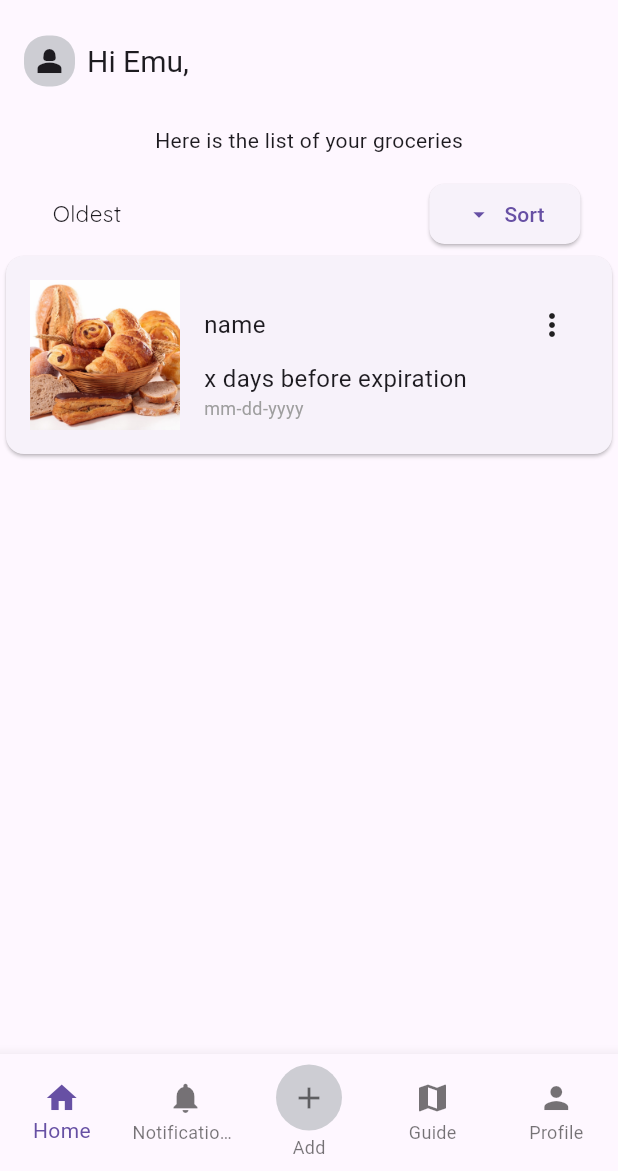
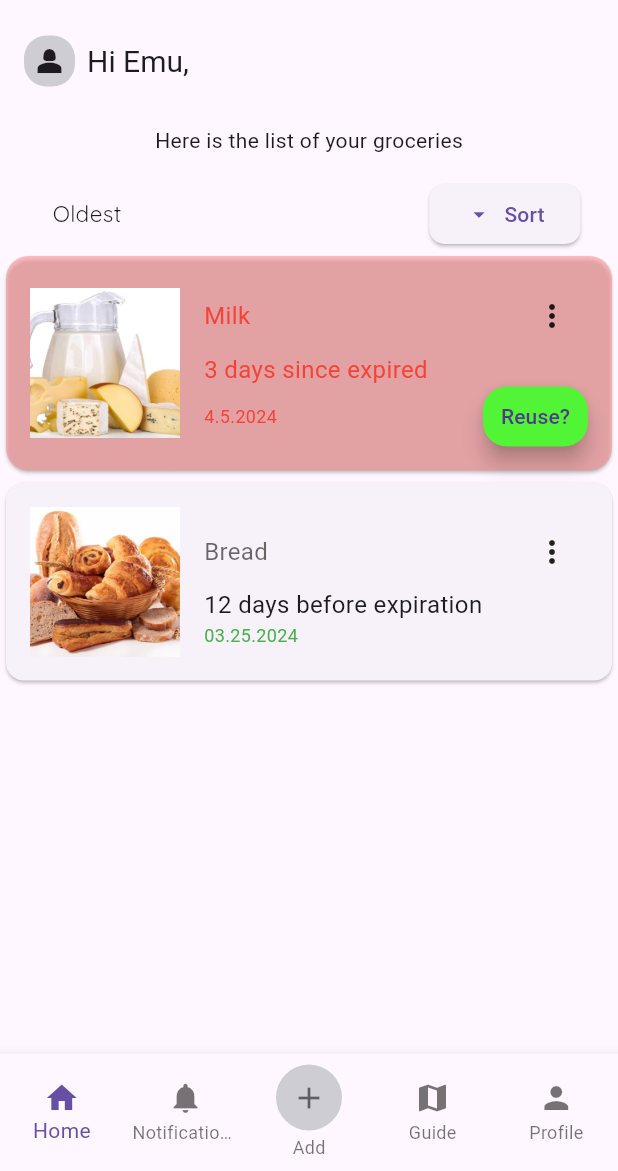
Before and after one commit to Quinxie51/ExpiRo-App, a Flutter app: the screen it shows after launch, after a tap on "Sort", on a phone screen of 412 x 824 dp, the part 65-1236 px from its top. Run offline on Flutter 3.47's test engine with Material 3 defaults, Android fonts, the phone set to English and light mode, and no system bars; our stand-ins replace camera, csv, image_picker, line_awesome_flutter, permission_handler.

Commit message:
changes in the home page and changed the camera icon

```diff
--- /dev/null
+++ b/assets/savedata.csv
@@ -0,0 +1,7 @@
+Name,Email
+John Doe,johndoe@example.com
+John Doe,johndoe@example.com
+John Smith,johnsmith@example.com
+Jane Smith,janesmith@example.com
+Michael Johnson,michaeljohnson@example.com
+Emily Davis,emilydavis@example.com
--- a/lib/add.dart
+++ b/lib/add.dart
@@ -210,8 +210,9 @@ class _MyAddScreenState extends State<MyAddScreen> {
           ),
         ),
         Positioned(
-          bottom: 20.0,
-          right: 20.0,
+          bottom: 70.0,
+          right: 70.0,
+          width: 140,
           child: InkWell(
             onTap: () {
               showModalBottomSheet(
@@ -219,9 +220,9 @@ class _MyAddScreenState extends State<MyAddScreen> {
                 builder: ((builder) => bottomSheet()),
               );
             },
-            child: Icon(
+            child: const Icon(
               Icons.camera_alt,
-              color: Colors.teal,
+              color: Colors.black,
               size: 28.0,
             ),
           ),
--- a/lib/home.dart
+++ b/lib/home.dart
@@ -1,4 +1,7 @@
+import 'package:csv/csv.dart';
 import 'package:flutter/material.dart';
+import 'package:flutter/services.dart';
+import 'package:flutter/widgets.dart';
 import 'popUpIconMenu.dart';
 
 class MyHomeScreen extends StatefulWidget {
@@ -12,19 +15,28 @@ class MyHomeScreen extends StatefulWidget {
 class _MyHomeScreenState extends State<MyHomeScreen> {
   String sort = "Recent";
   IconData arrowIcon = Icons.arrow_drop_down;
+  List<List<dynamic>> _data = [];
+
+  void _loadCSV() async {
+    final csvString = await rootBundle.loadString("assets/savedata.csv");
+    List<List<dynamic>> csvList = const CsvToListConverter().convert(csvString);
+    print("data loaded");
+    setState(() {
+      _data = csvList;
+    });
+  }
+
   void changeSort(){
+    _loadCSV();
     setState(() {
       sort = sort == "Recent" ? "Oldest" : "Recent";
       arrowIcon = sort == "Recent" ? Icons.arrow_drop_up : Icons.arrow_drop_down;
     });
   }
 
-  // String getSortType(){
-  //   return ;
-  // }
-
   @override
   Widget build(BuildContext context) {
+
     return Scaffold(
         appBar: AppBar(
           title: Row(
@@ -92,6 +104,87 @@ class _MyHomeScreenState extends State<MyHomeScreen> {
                 )
               ],
             ),
+            Column(
+              children: [
+                Card(
+                  shape: RoundedRectangleBorder(
+                    borderRadius: BorderRadius.circular(15),
+
+                    // side: const BorderSide(color: Color.fromARGB(180, 255, 0, 0))
+                  ),
+                  color: Color.fromARGB(150, 255, 150, 150),
+              child: Padding(
+                padding: const EdgeInsets.all(16),
+                child: Row(
+                  children: [
+                    Image.asset(
+                      "assets/images/milk.jpeg",
+                      width: 100,
+                      height: 100,
+                      fit: BoxFit.cover,
+                    ),
+                    const SizedBox(width: 16.0),
+                    Expanded(
+
+                      child: Column(
+                        children: [
+                          Row(
+                            children: [
+                              const Text(
+                                "Milk",
+                                style: TextStyle(
+                                  fontSize: 16,
+                                  color: Colors.red
+                                ),
+                              ),
+                              const Spacer(),
+                              PopUpIconMenu(onSelected: (value) => {print(value)})
+                            ],
+                          ),
+                          const Row(
+                            children: [
+                              Text(
+                                "3 days since expired",
+                                style: TextStyle(
+                                  fontSize: 16,
+                                  color: Colors.red,
+                                ),
+                              ),
+                              Spacer(),
+                            ],
+                          ),
+                          Row(
+                            children: [
+                              const Text(
+                                "4.5.2024",
+                                style: TextStyle(
+                                  fontSize: 12,
+                                  color: Colors.red,
+                                ),
+                              ),
+                              const Spacer(),
+                              SizedBox(
+                                width: 70,
+                                height: 40,
+                                child: FloatingActionButton(
+                                  backgroundColor: const Color.fromARGB(255, 82, 244, 54),
+                                  onPressed: () => {
+                                    print("pressed")
+                                  },
+                                  child: Text("Reuse?"),
+                                  ),
+
+                                  )
+
+                            ],
+                          )
+                        ],
+                        )
+                      )
+                  ],
+                ),
+                ),
+            ),
             Card(
               child: Padding(
                 padding: const EdgeInsets.all(16),
@@ -110,9 +203,10 @@ class _MyHomeScreenState extends State<MyHomeScreen> {
                           Row(
                             children: [
                               const Text(
-                                "name",
+                                "Bread",
                                 style: TextStyle(
                                   fontSize: 16,
+                                  color: Color.fromARGB(150, 0, 0, 0)
                                 ),
                               ),
                               const Spacer(),
@@ -122,7 +216,7 @@ class _MyHomeScreenState extends State<MyHomeScreen> {
                           const Row(
                             children: [
                               Text(
-                                "x days before expiration",
+                                "12 days before expiration",
                                 style: TextStyle(
                                   fontSize: 16,
                                 ),
@@ -133,13 +227,14 @@ class _MyHomeScreenState extends State<MyHomeScreen> {
                           const Row(
                             children: [
                               Text(
-                                "mm-dd-yyyy",
+                                "03.25.2024",
                                 style: TextStyle(
                                   fontSize: 12,
-                                  color: Colors.grey,
+                                  color: Colors.green,
                                 ),
                               ),
                               Spacer(),
+
                             ],
                           )
                         ],
@@ -149,8 +244,10 @@ class _MyHomeScreenState extends State<MyHomeScreen> {
                 ),
                 ),
             )
-          ],
-        )
+
+              ],
+            ),
+        ])
       );
   }
 }
--- a/pubspec.yaml
+++ b/pubspec.yaml
@@ -72,6 +72,7 @@ flutter:
     - assets/images/egg.jpeg
     - assets/images/bread.jpeg
     - assets/images/camera.png
+    - assets/savedata.csv
 
 
 
```
Also changed, not shown: assets/images/camera.png, 1 other file.
